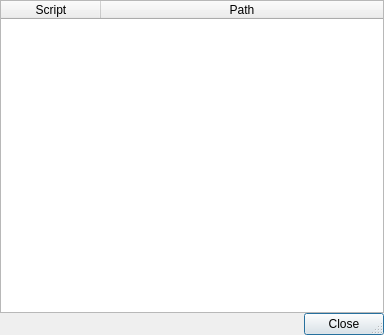
The window that src/scipyen/gui/scriptslistviewer.ui (ctigaret/scipyen) describes before a commit, drawn with Qt 5.
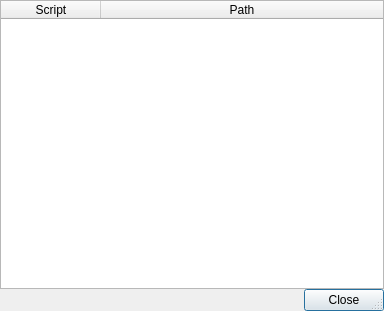
The same window after the commit.

Patch:
```diff
--- a/src/scipyen/gui/scriptslistviewer.ui
+++ b/src/scipyen/gui/scriptslistviewer.ui
@@ -7,7 +7,7 @@
     <x>0</x>
     <y>0</y>
     <width>384</width>
-    <height>335</height>
+    <height>311</height>
    </rect>
   </property>
   <property name="windowTitle">
```
Left out of the diff: 10 changed lines with no effect on the pictures.
